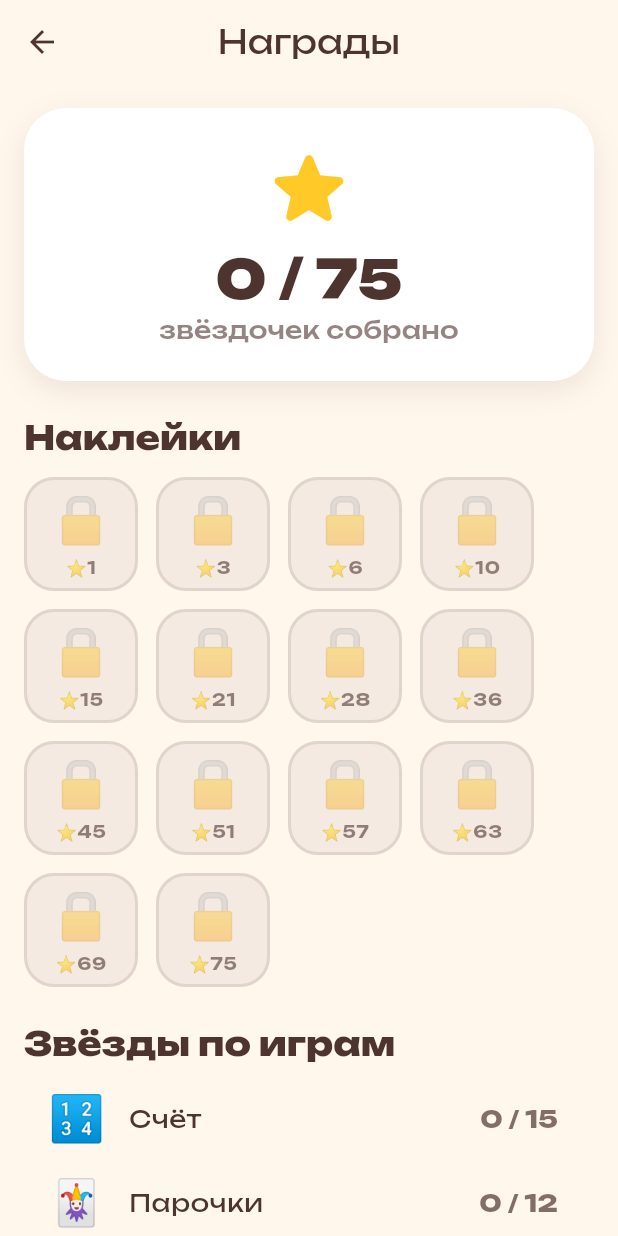
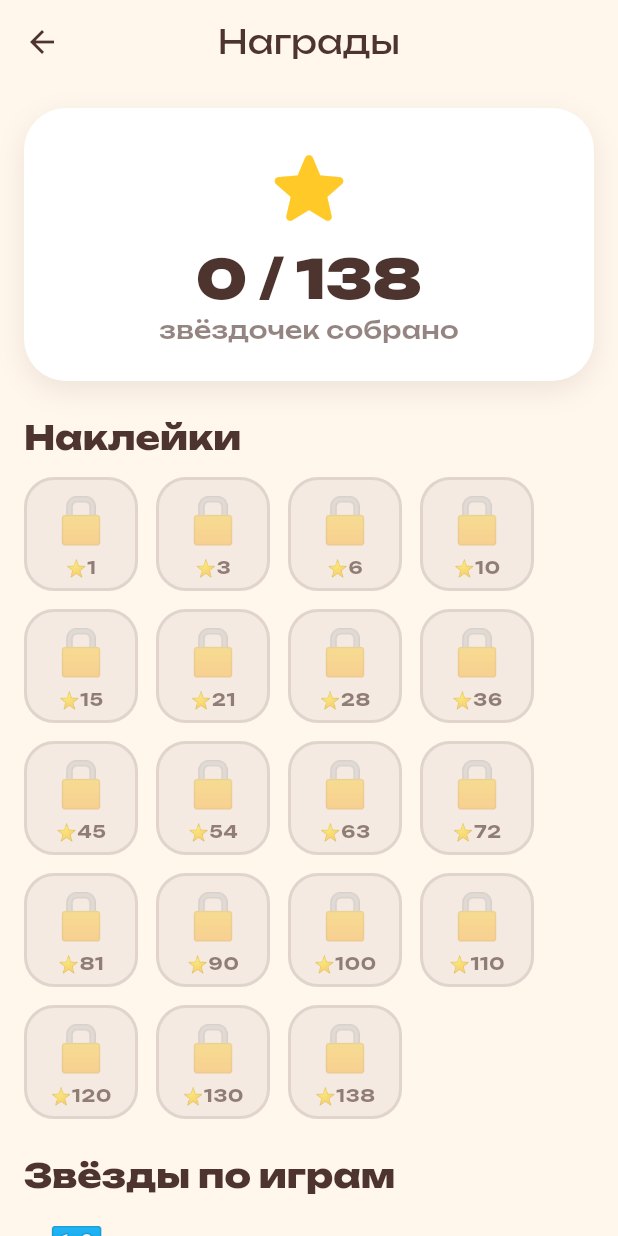
Before and after one commit to Auskraft/chisana_kodomo, a Flutter app: the LobbyScreen screen opened directly, after a tap on an icon or button, on a phone screen of 412 x 824 dp. Run offline on Flutter 3.47's test engine with Material 3 defaults, Android fonts, the phone set to English and light mode, and no system bars; our stand-ins replace audioplayers, flutter_colorpicker, flutter_tts, shared_preferences; missing offline and left inert: flame, flutter_displaymode; accounts and stored records are empty.

Commit message:
feat(levels): длинная прогрессия во всех играх (наборы 4–5 → 6–10)
Счёт 5→10, Цвета и формы 4→10 (+цвета розовый/коричневый, +формы ромб/овал),
Парочки 4→6 (пул эмодзи 10→16), Звуки животных 4→7 (Ферма растёт следом → 7),
Что лишнее 4→6 (+категории игрушки/музыка/спорт/космос).

Пороги пересчитаны: макс. звёзд 75→138, наклеек 14→19. Реестр/выбор набора/
хранилище читают всё динамически — правок не потребовали. Единственная правка
теста — kColorNameM/F hasLength(6→8); остальные property-based и масштабируются.

analyze чисто, 75 тестов зелёные. Документы (CLAUDE/ROADMAP/OWNER) актуализированы.

Co-Authored-By: Claude Opus 4.8 (1M context) <noreply@anthropic.com>

```diff
--- a/lib/features/animals/logic/animals_logic.dart
+++ b/lib/features/animals/logic/animals_logic.dart
@@ -51,12 +51,16 @@ class AnimalSet {
   /// Сколько зверей из [Animals.all] задействовано (растёт по наборам).
   final int poolSize;
 
-  /// Плавная кривая: больше вариантов и больше зверей в пуле.
+  /// Плавная длинная кривая: больше вариантов и больше зверей в пуле (пул не
+  /// превышает число зверей в [Animals.all] = 10).
   static const List<AnimalSet> all = <AnimalSet>[
     AnimalSet(index: 0, optionCount: 2, poolSize: 4),
-    AnimalSet(index: 1, optionCount: 3, poolSize: 6),
-    AnimalSet(index: 2, optionCount: 4, poolSize: 8),
-    AnimalSet(index: 3, optionCount: 4, poolSize: 10),
+    AnimalSet(index: 1, optionCount: 3, poolSize: 5),
+    AnimalSet(index: 2, optionCount: 3, poolSize: 6),
+    AnimalSet(index: 3, optionCount: 4, poolSize: 7),
+    AnimalSet(index: 4, optionCount: 4, poolSize: 8),
+    AnimalSet(index: 5, optionCount: 4, poolSize: 9),
+    AnimalSet(index: 6, optionCount: 4, poolSize: 10),
   ];
 }
 
--- a/lib/features/colors_shapes/game/colors_shapes_flame_game.dart
+++ b/lib/features/colors_shapes/game/colors_shapes_flame_game.dart
@@ -21,6 +21,8 @@ const List<Color> kShapeColors = <Color>[
   Color(0xFF66BB6A), // зелёный
   Color(0xFFFF8A5B), // оранжевый
   Color(0xFF9C6ADE), // фиолетовый
+  Color(0xFFF06292), // розовый
+  Color(0xFF8D6E63), // коричневый
 ];
 
 /// Нарисовать фигуру [kind] цветом [paint] с центром [center] и «радиусом».
@@ -67,6 +69,23 @@ void drawShape(
       }
       path.close();
       canvas.drawPath(path, paint);
+    case ShapeKind.diamond:
+      final path = Path()
+        ..moveTo(center.dx, center.dy - radius)
+        ..lineTo(center.dx + radius * 0.85, center.dy)
+        ..lineTo(center.dx, center.dy + radius)
+        ..lineTo(center.dx - radius * 0.85, center.dy)
+        ..close();
+      canvas.drawPath(path, paint);
+    case ShapeKind.oval:
+      canvas.drawOval(
+        Rect.fromCenter(
+          center: center,
+          width: radius * 2,
+          height: radius * 1.4,
+        ),
+        paint,
+      );
   }
 }
 
--- a/lib/features/colors_shapes/logic/colors_shapes_logic.dart
+++ b/lib/features/colors_shapes/logic/colors_shapes_logic.dart
@@ -1,7 +1,7 @@
 import 'dart:math';
 
 /// Вид фигуры.
-enum ShapeKind { circle, square, triangle, star }
+enum ShapeKind { circle, square, triangle, star, diamond, oval }
 
 /// По какому признаку ищем совпадение в раунде.
 enum MatchMode { color, shape, both }
@@ -33,12 +33,19 @@ class CSSet {
   /// Сколько цветов палитры задействовано (растёт по наборам).
   final int colorCount;
 
-  /// Плавная кривая: сперва по цвету, потом по форме, затем по обоим (сложнее).
+  /// Плавная длинная кривая: сперва по цвету, потом по форме, затем по обоим
+  /// (сложнее), с ростом числа цветов и вариантов.
   static const List<CSSet> all = <CSSet>[
     CSSet(index: 0, mode: MatchMode.color, optionCount: 3, colorCount: 4),
-    CSSet(index: 1, mode: MatchMode.shape, optionCount: 3, colorCount: 4),
-    CSSet(index: 2, mode: MatchMode.both, optionCount: 3, colorCount: 5),
-    CSSet(index: 3, mode: MatchMode.both, optionCount: 4, colorCount: 6),
+    CSSet(index: 1, mode: MatchMode.color, optionCount: 4, colorCount: 5),
+    CSSet(index: 2, mode: MatchMode.shape, optionCount: 3, colorCount: 4),
+    CSSet(index: 3, mode: MatchMode.shape, optionCount: 4, colorCount: 5),
+    CSSet(index: 4, mode: MatchMode.shape, optionCount: 5, colorCount: 6),
+    CSSet(index: 5, mode: MatchMode.both, optionCount: 3, colorCount: 5),
+    CSSet(index: 6, mode: MatchMode.both, optionCount: 4, colorCount: 6),
+    CSSet(index: 7, mode: MatchMode.both, optionCount: 4, colorCount: 7),
+    CSSet(index: 8, mode: MatchMode.both, optionCount: 5, colorCount: 7),
+    CSSet(index: 9, mode: MatchMode.both, optionCount: 5, colorCount: 8),
   ];
 }
 
@@ -150,14 +157,16 @@ class CSSession {
 
 // ── Имена для голоса (чистые строки; цвета — в render-слое) ────────────────────
 
-/// Названия цветов (мужской род — для круга/квадрата/треугольника).
+/// Названия цветов (мужской род — для круга/квадрата/треугольника/ромба/овала).
 const List<String> kColorNameM = <String>[
   'красный', 'жёлтый', 'синий', 'зелёный', 'оранжевый', 'фиолетовый',
+  'розовый', 'коричневый',
 ];
 
 /// Названия цветов (женский род — для звезды).
 const List<String> kColorNameF = <String>[
   'красная', 'жёлтая', 'синяя', 'зелёная', 'оранжевая', 'фиолетовая',
+  'розовая', 'коричневая',
 ];
 
 extension ShapeKindX on ShapeKind {
@@ -172,6 +181,10 @@ extension ShapeKindX on ShapeKind {
         return 'треугольник';
       case ShapeKind.star:
         return 'звезда';
+      case ShapeKind.diamond:
+        return 'ромб';
+      case ShapeKind.oval:
+        return 'овал';
     }
   }
 
--- a/lib/features/counting/logic/counting_logic.dart
+++ b/lib/features/counting/logic/counting_logic.dart
@@ -45,32 +45,20 @@ class CountSet {
   /// (включая правильную). Для [CountMode.tapCount] не используется (0).
   final int optionCount;
 
-  /// Все наборы по порядку. Плавная кривая: учим считать тапом (1–3, затем
-  /// 1–5), потом узнавать цифру (выбор из 2, из 3), и наконец до 10.
+  /// Все наборы по порядку. Плавная длинная кривая: учим считать тапом (1–3,
+  /// затем 1–5), потом узнавать цифру (выбор из 2 → из 3 → из 4) с постепенно
+  /// растущим диапазоном — и наконец до 10.
   static const List<CountSet> all = <CountSet>[
     CountSet(index: 0, mode: CountMode.tapCount, minCount: 1, maxCount: 3),
     CountSet(index: 1, mode: CountMode.tapCount, minCount: 1, maxCount: 5),
-    CountSet(
-      index: 2,
-      mode: CountMode.chooseNumeral,
-      minCount: 1,
-      maxCount: 5,
-      optionCount: 2,
-    ),
-    CountSet(
-      index: 3,
-      mode: CountMode.chooseNumeral,
-      minCount: 2,
-      maxCount: 5,
-      optionCount: 3,
-    ),
-    CountSet(
-      index: 4,
-      mode: CountMode.chooseNumeral,
-      minCount: 3,
-      maxCount: 10,
-      optionCount: 3,
-    ),
+    CountSet(index: 2, mode: CountMode.chooseNumeral, minCount: 1, maxCount: 5, optionCount: 2),
+    CountSet(index: 3, mode: CountMode.chooseNumeral, minCount: 1, maxCount: 5, optionCount: 3),
+    CountSet(index: 4, mode: CountMode.chooseNumeral, minCount: 2, maxCount: 6, optionCount: 3),
+    CountSet(index: 5, mode: CountMode.chooseNumeral, minCount: 2, maxCount: 7, optionCount: 3),
+    CountSet(index: 6, mode: CountMode.chooseNumeral, minCount: 3, maxCount: 8, optionCount: 3),
+    CountSet(index: 7, mode: CountMode.chooseNumeral, minCount: 3, maxCount: 9, optionCount: 4),
+    CountSet(index: 8, mode: CountMode.chooseNumeral, minCount: 4, maxCount: 10, optionCount: 4),
+    CountSet(index: 9, mode: CountMode.chooseNumeral, minCount: 5, maxCount: 10, optionCount: 4),
   ];
 }
 
--- a/lib/features/odd_one_out/logic/odd_one_out_logic.dart
+++ b/lib/features/odd_one_out/logic/odd_one_out_logic.dart
@@ -9,8 +9,9 @@ class OddCategory {
   final List<String> items;
 }
 
-/// Группы предметов для «Что лишнее». Каждая — минимум 8 эмодзи (хватает на
-/// большинство до 4 предметов).
+/// Группы предметов для «Что лишнее». Каждая — 8 эмодзи (хватает на большинство
+/// до 8 предметов). Категории заметно различаются между собой, чтобы «лишний»
+/// был однозначным даже для малыша.
 abstract final class OddItems {
   static const List<OddCategory> categories = <OddCategory>[
     OddCategory('фрукты', <String>['🍎', '🍌', '🍓', '🍇', '🍊', '🍉', '🍐', '🍒']),
@@ -18,6 +19,10 @@ abstract final class OddItems {
     OddCategory('машинки', <String>['🚗', '🚌', '🚓', '🚒', '🚜', '🚕', '🚙', '🛵']),
     OddCategory('сладости', <String>['🍰', '🍪', '🍭', '🍬', '🍩', '🧁', '🍫', '🍦']),
     OddCategory('одежда', <String>['👕', '👗', '👚', '🧦', '🧣', '🧤', '👖', '👒']),
+    OddCategory('игрушки', <String>['🧸', '🪁', '🎲', '🪀', '🎯', '🪅', '🎀', '🪄']),
+    OddCategory('музыка', <String>['🥁', '🎺', '🎸', '🎻', '🎹', '🎷', '🎤', '🎼']),
+    OddCategory('спорт', <String>['⚽', '🏀', '🏈', '⚾', '🎾', '🏐', '🏉', '🎱']),
+    OddCategory('космос', <String>['🚀', '🪐', '🌙', '🌟', '🌠', '🔭', '🛸', '🌌']),
   ];
 }
 
@@ -34,8 +39,10 @@ class OddSet {
   static const List<OddSet> all = <OddSet>[
     OddSet(index: 0, optionCount: 3),
     OddSet(index: 1, optionCount: 4),
-    OddSet(index: 2, optionCount: 4),
-    OddSet(index: 3, optionCount: 5),
+    OddSet(index: 2, optionCount: 5),
+    OddSet(index: 3, optionCount: 6),
+    OddSet(index: 4, optionCount: 7),
+    OddSet(index: 5, optionCount: 8),
   ];
 }
 
--- a/lib/features/pairs/game/pairs_flame_game.dart
+++ b/lib/features/pairs/game/pairs_flame_game.dart
@@ -58,7 +58,8 @@ class PairsGame extends FlameGame {
   final ValueNotifier<int> earnedStars = ValueNotifier<int>(0);
 
   static const List<String> _emojiPool = <String>[
-    '🍎', '🐶', '⭐', '🐰', '🌸', '🐟', '🚗', '🎈', '🍓', '🐤',
+    '🍎', '🐶', '⭐', '🐰', '🌸', '🐟', '🚗', '🎈',
+    '🍓', '🐤', '🦋', '🍋', '🐝', '🐢', '🍉', '🎁',
   ];
 
   bool get _active => phase.value == PairsPhase.playing && !isPaused.value;
--- a/lib/features/pairs/logic/pairs_logic.dart
+++ b/lib/features/pairs/logic/pairs_logic.dart
@@ -25,12 +25,15 @@ class PairsSet {
   /// Всего карточек на поле.
   int get cardCount => pairs * 2;
 
-  /// Плавная кривая: 2 → 3 → 4 → 6 пар.
+  /// Плавная длинная кривая: 2 → 3 → 4 → 5 → 6 → 8 пар (сетка остаётся
+  /// портретно-удобной). Карточек на поле = pairs × 2.
   static const List<PairsSet> all = <PairsSet>[
     PairsSet(index: 0, pairs: 2, columns: 2), // 2×2
     PairsSet(index: 1, pairs: 3, columns: 2), // 2×3
     PairsSet(index: 2, pairs: 4, columns: 2), // 2×4
-    PairsSet(index: 3, pairs: 6, columns: 3), // 3×4
+    PairsSet(index: 3, pairs: 5, columns: 2), // 2×5
+    PairsSet(index: 4, pairs: 6, columns: 3), // 3×4
+    PairsSet(index: 5, pairs: 8, columns: 4), // 4×4
   ];
 
   /// Звёзды за набор по числу несовпадений. Память: промахи — норма, поэтому
--- a/lib/features/rewards/logic/rewards_logic.dart
+++ b/lib/features/rewards/logic/rewards_logic.dart
@@ -55,19 +55,24 @@ class Sticker {
 abstract final class Stickers {
   static const List<Sticker> all = <Sticker>[
     Sticker('🌱', 1),
-    Sticker('⭐', 3),
-    Sticker('🌸', 6),
-    Sticker('🍰', 10),
-    Sticker('🚀', 15),
-    Sticker('🐢', 21),
-    Sticker('🦋', 28),
-    Sticker('🏆', 36),
-    Sticker('👑', 45),
-    Sticker('🦄', 51),
-    Sticker('🌈', 57),
-    Sticker('🏅', 63),
-    Sticker('🎖️', 69),
-    Sticker('💎', 75),
+    Sticker('🌸', 3),
+    Sticker('🦋', 6),
+    Sticker('🐤', 10),
+    Sticker('⭐', 15),
+    Sticker('🌈', 21),
+    Sticker('🚀', 28),
+    Sticker('🎈', 36),
+    Sticker('🍰', 45),
+    Sticker('🧁', 54),
+    Sticker('🎁', 63),
+    Sticker('🐢', 72),
+    Sticker('🐬', 81),
+    Sticker('🦄', 90),
+    Sticker('🏅', 100),
+    Sticker('🎖️', 110),
+    Sticker('🏆', 120),
+    Sticker('👑', 130),
+    Sticker('💎', 138),
   ];
 
   /// Открыта ли наклейка при [totalStars] звёздах.
```
Also changed, not shown: 4 other files.
